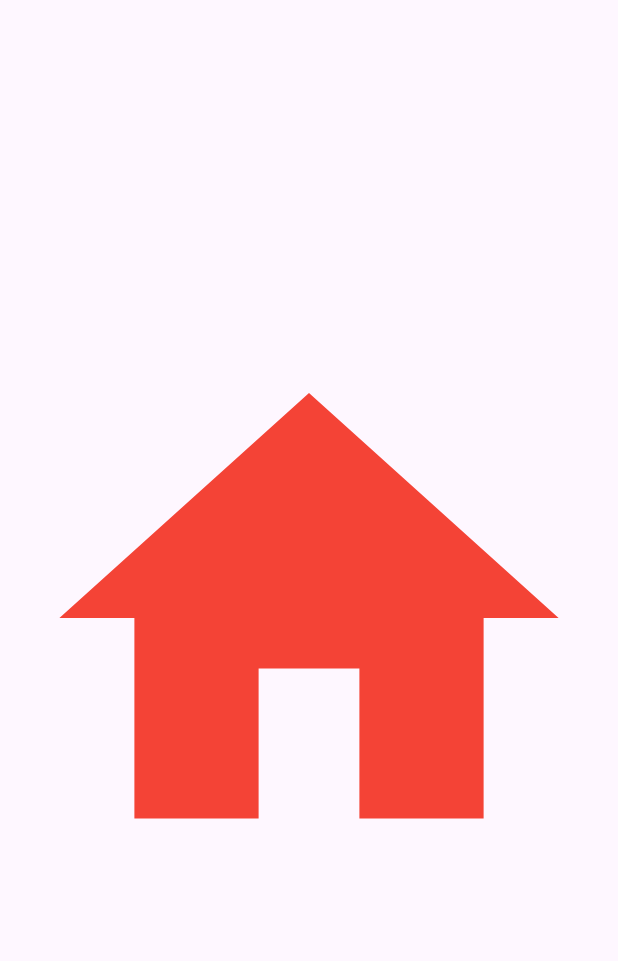
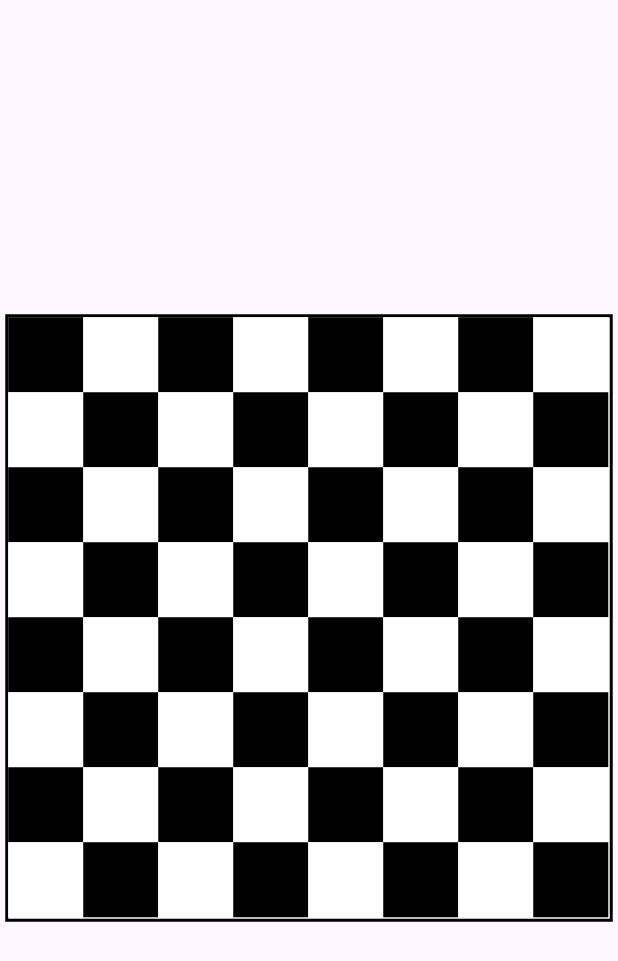
Before and after one commit to najafathima630/flutter_Basic, a Flutter app: the screen it shows after launch, on a phone screen of 412 x 824 dp. Shown: the top 961 px of the screen. Run offline on Flutter 3.47's test engine with Material 3 defaults, Android fonts, the light colour scheme and no system bars.

Commit message:
16/08/2024

```diff
--- /dev/null
+++ b/lib/Column_widgets.dart
@@ -0,0 +1,91 @@
+import 'package:flutter/cupertino.dart';
+import 'package:flutter/material.dart';
+
+class ColumnWidgets extends StatefulWidget {
+  const ColumnWidgets({super.key});
+
+  @override
+  State<ColumnWidgets> createState() => _ColumnWidgetsState();
+}
+
+class _ColumnWidgetsState extends State<ColumnWidgets> {
+  @override
+  Widget build(BuildContext context) {
+    return Scaffold(
+        body: Column(
+      mainAxisAlignment: MainAxisAlignment.center,
+      children: [
+        Row(
+          mainAxisAlignment: MainAxisAlignment.center,
+          children: [
+            Container(
+              height: 50,
+              width: 50,
+              color: Colors.lightGreen,
+            ),
+            Container(
+              width: 50,
+              height: 50,
+              color: Colors.deepOrange,
+            ),
+          ],
+        ),
+        Row(
+          mainAxisAlignment: MainAxisAlignment.spaceBetween,
+          children: [
+            Container(
+              height: 100,
+              width: 50,
+              color: Colors.orange,
+            ),
+            Container(
+              width: 50,
+              height: 100,
+              color: Colors.green,
+            ),
+          ],
+        ),
+        Row(
+          mainAxisAlignment: MainAxisAlignment.spaceEvenly,
+          children: [
+            Container(
+              height: 50,
+              width: 50,
+              color: Colors.brown,
+            ),
+            Container(
+              width: 50,
+              height: 50,
+              color: Colors.cyanAccent,
+            )
+          ],
+        ),
+        Row(
+          mainAxisAlignment: MainAxisAlignment.spaceAround,
+          children: [
+            Container(
+              height: 50,
+              width: 50,
+              color: Colors.deepOrange,
+            ),
+            Container(
+              width: 50,
+              height: 50,
+              color: Colors.indigo,
+            )
+          ],
+        ),
+        Row(
+          mainAxisAlignment: MainAxisAlignment.spaceAround,
+          children: [
+            Container(
+              height: 50,
+              width: 50,
+              color: Colors.deepOrange,
+            )
+          ],
+        )
+      ],
+    ));
+  }
+}
--- a/lib/Container_widgets.dart
+++ b/lib/Container_widgets.dart
@@ -28,7 +28,7 @@ class _ContainerWidgetsState extends State<ContainerWidgets> {
               color: Colors.black,
               borderRadius: BorderRadius.circular(500),
               border: Border.all(
-                  width: 4, style: BorderStyle.solid, color: Colors.red)),
+                  width: 4, style: BorderStyle.solid, color: Colors.yellow)),
         ),
       )),
     );
--- /dev/null
+++ b/lib/Task1_chessc.dart
@@ -0,0 +1,348 @@
+import 'package:flutter/cupertino.dart';
+import 'package:flutter/material.dart';
+
+class Task1Chessc extends StatefulWidget {
+  const Task1Chessc({super.key});
+
+  @override
+  State<Task1Chessc> createState() => _Task1ChesscState();
+}
+
+class _Task1ChesscState extends State<Task1Chessc> {
+  @override
+  Widget build(BuildContext context) {
+    return Scaffold(
+      body: Center(
+        child: Container(decoration: BoxDecoration(border: Border.all(width:2)),
+          height: 405,
+          width: 405,
+          child: Column(
+            children: [
+              Row(
+                children: [
+                  Container(
+                    width: 50,
+                    height: 50,
+                    color: Colors.black,
+                  ),
+                  Container(
+                    height: 50,
+                    width: 50,
+                    color: Colors.white,
+                  ),Container(
+                    width: 50,
+                    height: 50,
+                    color: Colors.black,
+                  ),
+                  Container(
+                    height: 50,
+                    width: 50,
+                    color: Colors.white,
+                  ),Container(
+                    width: 50,
+                    height: 50,
+                    color: Colors.black,
+                  ),
+                  Container(
+                    height: 50,
+                    width: 50,
+                    color: Colors.white,
+                  ),Container(
+                    width: 50,
+                    height: 50,
+                    color: Colors.black,
+                  ),
+                  Container(
+                    height: 50,
+                    width: 50,
+                    color: Colors.white,
+                  )
+                ],
+              ),Row(
+                children: [
+                  Container(
+                    width: 50,
+                    height: 50,
+                    color: Colors.white,
+                  ),
+                  Container(
+                    height: 50,
+                    width: 50,
+                    color: Colors.black,
+                  ),Container(
+                    width: 50,
+                    height: 50,
+                    color: Colors.white,
+                  ),
+                  Container(
+                    height: 50,
+                    width: 50,
+                    color: Colors.black,
+                  ),Container(
+                    width: 50,
+                    height: 50,
+                    color: Colors.white,
+                  ),
+                  Container(
+                    height: 50,
+                    width: 50,
+                    color: Colors.black,
+                  ),Container(
+                    width: 50,
+                    height: 50,
+                    color: Colors.white,
+                  ),
+                  Container(
+                    height: 50,
+                    width: 50,
+                    color: Colors.black,
+                  )
+                ],
+              ),Row(
+                children: [
+                  Container(
+                    width: 50,
+                    height: 50,
+                    color: Colors.black,
+                  ),
+                  Container(
+                    height: 50,
+                    width: 50,
+                    color: Colors.white,
+                  ),Container(
+                    width: 50,
+                    height: 50,
+                    color: Colors.black,
+                  ),
+                  Container(
+                    height: 50,
+                    width: 50,
+                    color: Colors.white,
+                  ),Container(
+                    width: 50,
+                    height: 50,
+                    color: Colors.black,
+                  ),
+                  Container(
+                    height: 50,
+                    width: 50,
+                    color: Colors.white,
+                  ),Container(
+                    width: 50,
+                    height: 50,
+                    color: Colors.black,
+                  ),
+                  Container(
+                    height: 50,
+                    width: 50,
+                    color: Colors.white,
+                  )
+                ],
+              ),Row(
+                children: [
+                  Container(
+                    width: 50,
+                    height: 50,
+                    color: Colors.white,
+                  ),
+                  Container(
+                    height: 50,
+                    width: 50,
+                    color: Colors.black,
+                  ),Container(
+                    width: 50,
+                    height: 50,
+                    color: Colors.white,
+                  ),
+                  Container(
+                    height: 50,
+                    width: 50,
+                    color: Colors.black,
+                  ),Container(
+                    width: 50,
+                    height: 50,
+                    color: Colors.white,
+                  ),
+                  Container(
+                    height: 50,
+                    width: 50,
+                    color: Colors.black,
+                  ),Container(
+                    width: 50,
+                    height: 50,
+                    color: Colors.white,
+                  ),
+                  Container(
+                    height: 50,
+                    width: 50,
+                    color: Colors.black,
+                  )
+                ],
+              ),Row(
+                children: [
+                  Container(
+                    width: 50,
+                    height: 50,
+                    color: Colors.black,
+                  ),
+                  Container(
+                    height: 50,
+                    width: 50,
+                    color: Colors.white,
+                  ),Container(
+                    width: 50,
+                    height: 50,
+                    color: Colors.black,
+                  ),
+                  Container(
+                    height: 50,
+                    width: 50,
+                    color: Colors.white,
+                  ),Container(
+                    width: 50,
+                    height: 50,
+                    color: Colors.black,
+                  ),
+                  Container(
+                    height: 50,
+                    width: 50,
+                    color: Colors.white,
+                  ),Container(
+                    width: 50,
+                    height: 50,
+                    color: Colors.black,
+                  ),
+                  Container(
+                    height: 50,
+                    width: 50,
+                    color: Colors.white,
+                  )
+                ],
+              ),Row(
+                children: [
+                  Container(
+                    width: 50,
+                    height: 50,
+                    color: Colors.white,
+                  ),
+                  Container(
+                    height: 50,
+                    width: 50,
+                    color: Colors.black,
+                  ),Container(
+                    width: 50,
+                    height: 50,
+                    color: Colors.white,
+                  ),
+                  Container(
+                    height: 50,
+                    width: 50,
+                    color: Colors.black,
+                  ),Container(
+                    width: 50,
+                    height: 50,
+                    color: Colors.white,
+                  ),
+                  Container(
+                    height: 50,
+                    width: 50,
+                    color: Colors.black,
+                  ),Container(
+                    width: 50,
+                    height: 50,
+                    color: Colors.white,
+                  ),
+                  Container(
+                    height: 50,
+                    width: 50,
+                    color: Colors.black,
+                  )
+                ],
+              ),Row(
+                children: [
+                  Container(
+                    width: 50,
+                    height: 50,
+                    color: Colors.black,
+                  ),
+                  Container(
+                    height: 50,
+                    width: 50,
+                    color: Colors.white,
+                  ),Container(
+                    width: 50,
+                    height: 50,
+                    color: Colors.black,
+                  ),
+                  Container(
+                    height: 50,
+                    width: 50,
+                    color: Colors.white,
+                  ),Container(
+                    width: 50,
+                    height: 50,
+                    color: Colors.black,
+                  ),
+                  Container(
+                    height: 50,
+                    width: 50,
+                    color: Colors.white,
+                  ),Container(
+                    width: 50,
+                    height: 50,
+                    color: Colors.black,
+                  ),
+                  Container(
+                    height: 50,
+                    width: 50,
+                    color: Colors.white,
+                  )
+                ],
+              ),Row(
+                children: [
+                  Container(
+                    width: 50,
+                    height: 50,
+                    color: Colors.white,
+                  ),
+                  Container(
+                    height: 50,
+                    width: 50,
+                    color: Colors.black,
+                  ),Container(
+                    width: 50,
+                    height: 50,
+                    color: Colors.white,
+                  ),
+                  Container(
+                    height: 50,
+                    width: 50,
+                    color: Colors.black,
+                  ),Container(
+                    width: 50,
+                    height: 50,
+                    color: Colors.white,
+                  ),
+                  Container(
+                    height: 50,
+                    width: 50,
+                    color: Colors.black,
+                  ),Container(
+                    width: 50,
+                    height: 50,
+                    color: Colors.white,
+                  ),
+                  Container(
+                    height: 50,
+                    width: 50,
+                    color: Colors.black,
+                  )
+                ],
+              ),
+            ],
+          ),
+        ),
+      ),
+    );
+  }
+}
--- a/lib/Textbutton_widgets.dart
+++ b/lib/Textbutton_widgets.dart
@@ -17,7 +17,8 @@ class _TextbuttonWidgetsState extends State<TextbuttonWidgets> {
               onPressed: () {
                 print("hello");
               },
-              child: Text("Submit"))),
+              child: Text("Submit",style: TextStyle(color: Colors.red,fontSize: 40
+              ),))),
     );
   }
 }
--- a/lib/container2_widgets.dart
+++ b/lib/container2_widgets.dart
@@ -17,7 +17,27 @@ class _Square_widgetState extends State<Square_widget> {
           child: Container(
             height: 400,
             width: 400,
-            color: Colors.blue,child: Container(),
+            color: Colors.blue,
+            child: Center(
+                child: Container(
+              height: 300,
+              width: 300,
+              color: Colors.brown,
+              child: Center(
+                child: Container(
+                  width: 200,
+                  height: 200,
+                  color: Colors.orange,
+                  child: Center(
+                    child: Container(
+                      height: 100,
+                      width: 100,
+                      color: Colors.amber,
+                    ),
+                  ),
+                ),
+              ),
+            )),
           ),
         ),
       ),
--- a/lib/icons_widgets.dart
+++ b/lib/icons_widgets.dart
@@ -11,7 +11,13 @@ class icons_widgets extends StatefulWidget {
 class _icons_widgetsState extends State<icons_widgets> {
   @override
   Widget build(BuildContext context) {
-    return Scaffold(body:
-      Center(child: Icon(Icons.home,color: Colors.red,size: 400,)),);
+    return Scaffold(
+      body: Center(
+          child: Icon(
+        Icons.home_outlined,
+        color: Colors.red,
+        size: 400,
+      )),
+    );
   }
 }
--- a/lib/main.dart
+++ b/lib/main.dart
@@ -1,8 +1,10 @@
 import 'package:flutter/material.dart';
 import 'package:flutterb_basic/text%20_widgets.dart';
 
+import 'Column_widgets.dart';
 import 'Container_widgets.dart';
 import 'Elavetedbutton_widgets.dart';
+import 'Task1_chessc.dart';
 import 'Textbutton_widgets.dart';
 import 'container2_widgets.dart';
 import 'icons_widgets.dart';
@@ -23,7 +25,7 @@ class MyApp extends StatelessWidget {
         colorScheme: ColorScheme.fromSeed(seedColor: Colors.deepPurple),
         useMaterial3: true,
       ),
-      home: icons_widgets() ,
+      home: Task1Chessc () ,
     );
   }
 }
--- a/lib/text _widgets.dart
+++ b/lib/text _widgets.dart
@@ -15,7 +15,6 @@ class _Text_widgetsState extends State<Text_widgets> {
       body: Column(
         children: [
           Center(
-
               child: Text(
             "hello",
             // style: TextSty le(color: Colors.lightGreen,fontSize: 30,fontWeight:FontWeight.w300),
```
